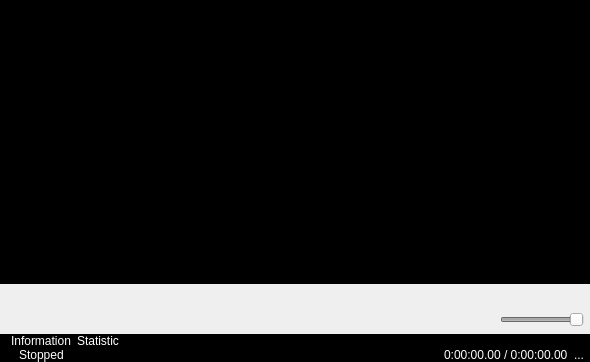
Qt form hostwindow.ui (mpc-qt/mpc-qt) before a commit.
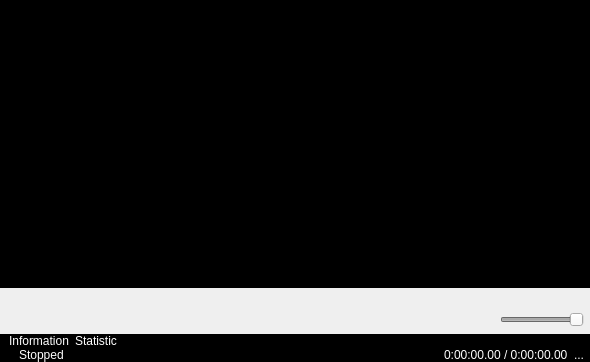
The same form after that commit. Icons and pictures are not drawn.

Commit message:
ui: convert hostwindow to qmainwindow
Technically, this is more correct.

What changed in the file:
```diff
--- a/hostwindow.ui
+++ b/hostwindow.ui
@@ -1,7 +1,7 @@
 <?xml version="1.0" encoding="UTF-8"?>
 <ui version="4.0">
  <class>HostWindow</class>
- <widget class="QWidget" name="HostWindow">
+ <widget class="QMainWindow" name="HostWindow">
   <property name="geometry">
    <rect>
     <x>0</x>
@@ -23,6 +23,7 @@
    <iconset resource="res.qrc">
     <normaloff>:/images/bitmaps/icon.png</normaloff>:/images/bitmaps/icon.png</iconset>
   </property>
+  <widget class="QWidget" name="centralwidget">
   <layout class="QVBoxLayout" name="verticalLayout_4">
    <property name="spacing">
     <number>0</number>
@@ -481,7 +482,7 @@
    </item>
   </layout>
  </widget>
- <layoutdefault spacing="6" margin="11"/>
+ </widget>
  <resources>
   <include location="res.qrc"/>
  </resources>
```
Left out of the diff: 4 changed lines with no effect on the pictures. Lines whose indentation alone changed are shown as unchanged. The commit also changes 2 other files.
